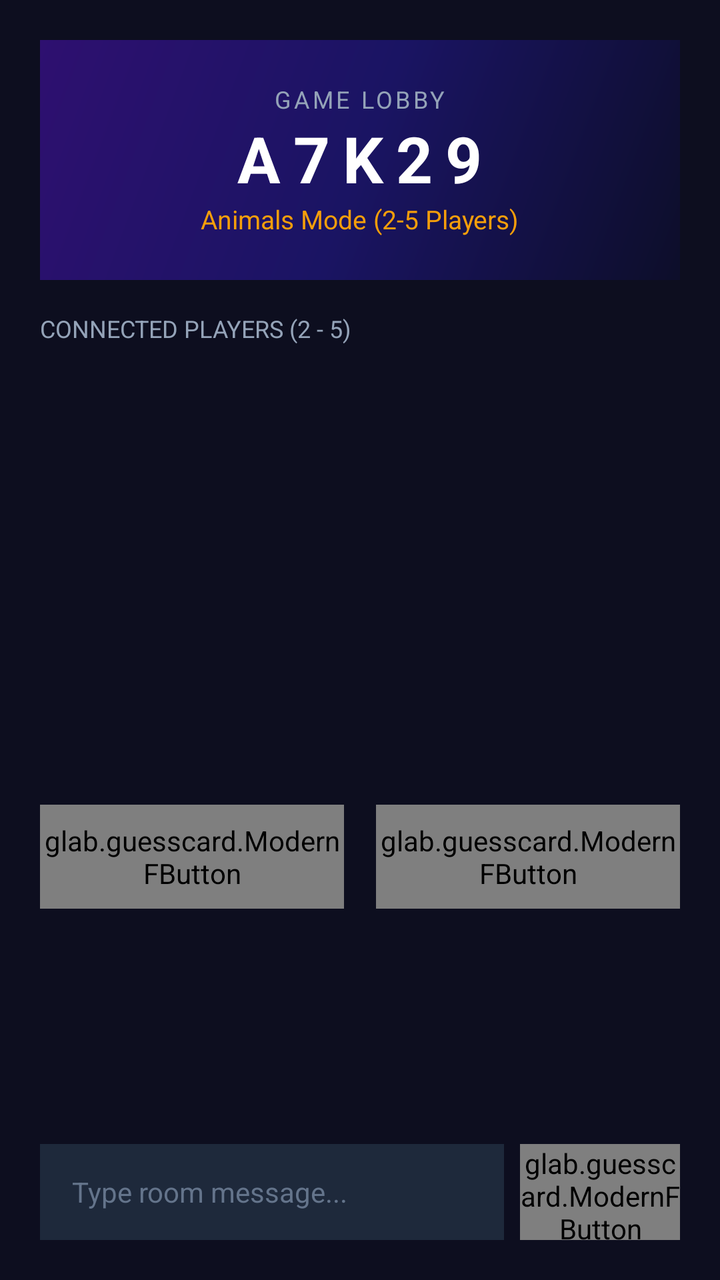
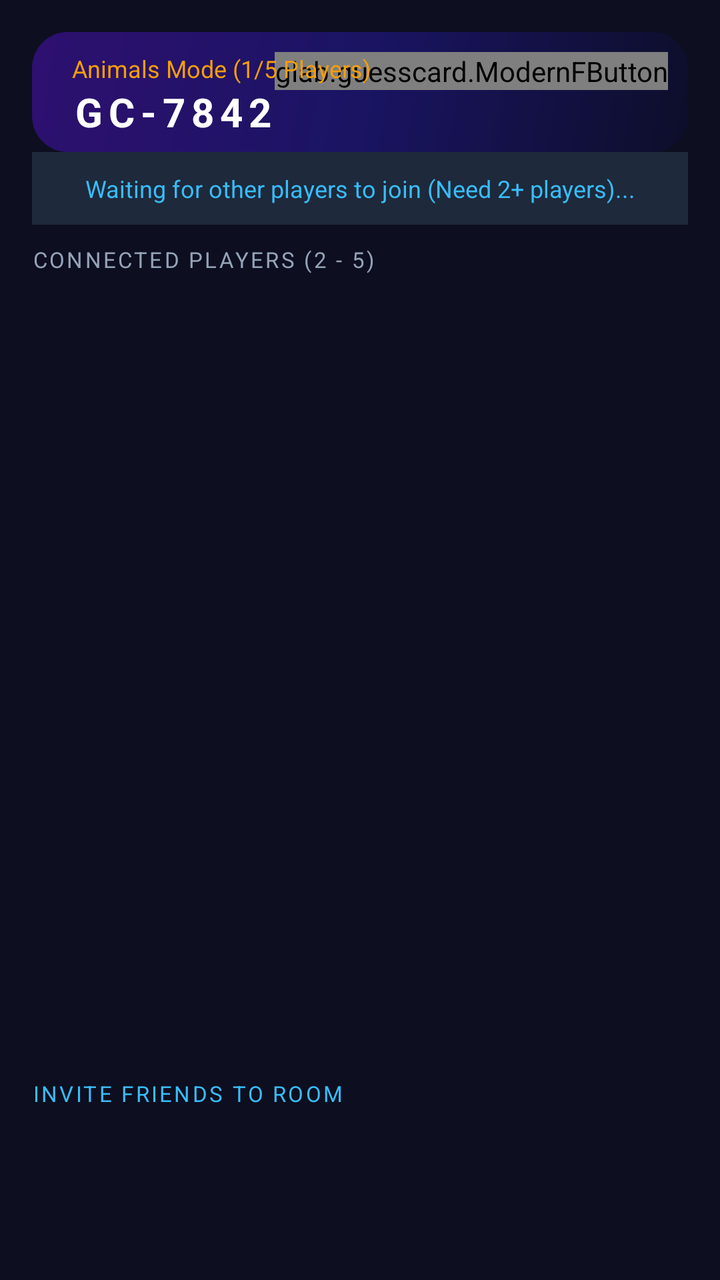

Compare the two renders of this Android layout. The source of the first and the diff that turns it into the second are given below.
<!-- AndroidManifest.xml: application theme Theme.TerritoryWars -->
<!-- res/layout/activity_lobby.xml -->
<?xml version="1.0" encoding="utf-8"?>
<LinearLayout xmlns:android="http://schemas.android.com/apk/res/android"
    android:layout_width="match_parent"
    android:layout_height="match_parent"
    android:background="@color/bg_dark"
    android:orientation="vertical"
    android:padding="20dp">

    
    <FrameLayout
        android:layout_width="match_parent"
        android:layout_height="120dp"
        android:background="@drawable/gradient_hero">

        <LinearLayout
            android:layout_width="match_parent"
            android:layout_height="match_parent"
            android:gravity="center"
            android:orientation="vertical"
            android:padding="16dp">

            <TextView
                android:layout_width="wrap_content"
                android:layout_height="wrap_content"
                android:text="GAME LOBBY"
                android:textColor="#94A3B8"
                android:textSize="12sp"
                android:textAllCaps="true"
                android:letterSpacing="0.12" />

            <TextView
                android:id="@+id/roomCodeText"
                android:layout_width="wrap_content"
                android:layout_height="wrap_content"
                android:text="A7K29"
                android:textColor="#FFFFFF"
                android:textSize="32sp"
                android:textStyle="bold"
                android:letterSpacing="0.2" />

            <TextView
                android:id="@+id/roomModeText"
                android:layout_width="wrap_content"
                android:layout_height="wrap_content"
                android:text="Animals Mode (2-5 Players)"
                android:textColor="#F59E0B"
                android:textSize="13sp" />

        </LinearLayout>
    </FrameLayout>

    
    <TextView
        android:layout_width="match_parent"
        android:layout_height="wrap_content"
        android:layout_marginTop="16dp"
        android:layout_marginBottom="8dp"
        android:text="Connected Players (2 - 5)"
        android:textColor="#94A3B8"
        android:textSize="12sp"
        android:textAllCaps="true" />

    
    <LinearLayout
        android:id="@+id/playerAvatarContainer"
        android:layout_width="match_parent"
        android:layout_height="110dp"
        android:gravity="center"
        android:orientation="horizontal"
        android:padding="8dp" />

    
    <androidx.recyclerview.widget.RecyclerView
        android:id="@+id/playersList"
        android:layout_width="match_parent"
        android:layout_height="100dp"
        android:layout_marginBottom="12dp" />

    
    <LinearLayout
        android:layout_width="match_parent"
        android:layout_height="wrap_content"
        android:orientation="horizontal"
        android:layout_marginBottom="12dp">

        <glab.guesscard.ModernFButton
            android:id="@+id/readyButton"
            android:layout_width="0dp"
            android:layout_height="52dp"
            android:layout_weight="1"
            android:layout_marginEnd="8dp"
            android:text="I'm Ready ✓" />

        <glab.guesscard.ModernFButton
            android:id="@+id/leaveRoomButton"
            android:layout_width="0dp"
            android:layout_height="52dp"
            android:layout_weight="1"
            android:layout_marginStart="8dp"
            android:text="Leave Room" />

    </LinearLayout>

    
    <LinearLayout
        android:layout_width="match_parent"
        android:layout_height="0dp"
        android:layout_weight="1"
        android:orientation="vertical">

        <androidx.recyclerview.widget.RecyclerView
            android:id="@+id/chatList"
            android:layout_width="match_parent"
            android:layout_height="0dp"
            android:layout_weight="1"
            android:layout_marginBottom="8dp" />

        <LinearLayout
            android:layout_width="match_parent"
            android:layout_height="wrap_content"
            android:orientation="horizontal">

            <EditText
                android:id="@+id/chatInput"
                android:layout_width="0dp"
                android:layout_height="48dp"
                android:layout_weight="1"
                android:background="#1E293B"
                android:hint="Type room message..."
                android:textColorHint="#64748B"
                android:paddingStart="16dp"
                android:paddingEnd="16dp"
                android:textColor="#FFFFFF"
                android:textSize="14sp" />

            <glab.guesscard.ModernFButton
                android:id="@+id/sendChatButton"
                android:layout_width="80dp"
                android:layout_height="48dp"
                android:layout_marginStart="8dp"
                android:text="Send" />

        </LinearLayout>
    </LinearLayout>
</LinearLayout>
<!-- resources referenced by this layout -->
<resources>
  <color name="bg_dark">#0D0E1F</color>
  <!-- drawable gradient_hero (drawable) -->
  <?xml version="1.0" encoding="utf-8"?>
  <shape xmlns:android="http://schemas.android.com/apk/res/android"
      android:shape="rectangle">
      <gradient
          android:type="linear"
          android:angle="135"
          android:startColor="#0D0E2A"
          android:centerColor="#1A1463"
          android:endColor="#2E1070" />
  </shape>
  <style name="Theme.TerritoryWars" parent="Theme.Material3.DayNight.NoActionBar">
          
          <item name="colorPrimary">@color/purple_500</item>
          <item name="colorPrimaryVariant">@color/purple_700</item>
          <item name="colorOnPrimary">@color/white</item>
          
          <item name="colorSecondary">@color/teal_200</item>
          <item name="colorSecondaryVariant">@color/teal_700</item>
          <item name="colorOnSecondary">@color/black</item>
          
          <item name="android:statusBarColor">@android:color/transparent</item>
          <item name="android:navigationBarColor">@android:color/transparent</item>
          <item name="android:windowDrawsSystemBarBackgrounds">true</item>
      </style>
  <color name="purple_500">#FF6200EE</color>
  <color name="purple_700">#FF3700B3</color>
  <color name="white">#FFFFFFFF</color>
  <color name="teal_200">#FF03DAC5</color>
  <color name="teal_700">#FF018786</color>
  <color name="black">#FF000000</color>
</resources>

<!-- the commit's change to res/layout/activity_lobby.xml (unified diff, before → after) -->
@@ -4,142 +4,149 @@
     android:layout_height="match_parent"
     android:background="@color/bg_dark"
     android:orientation="vertical"
-    android:padding="20dp">
+    android:padding="16dp">
 
     
     <FrameLayout
         android:layout_width="match_parent"
-        android:layout_height="120dp"
+        android:layout_height="60dp"
         android:background="@drawable/gradient_hero">
+
+        
+        <glab.guesscard.ModernFButton
+            android:id="@+id/leaveRoomButton"
+            android:layout_width="wrap_content"
+            android:layout_height="wrap_content"
+            android:layout_gravity="top|end"
+            android:layout_margin="10dp"
+            android:text="Leave"
+            android:textSize="11sp" />
 
         <LinearLayout
             android:layout_width="match_parent"
             android:layout_height="match_parent"
-            android:gravity="center"
-            android:orientation="vertical"
-            android:padding="16dp">
+            android:gravity="center_vertical"
+            android:orientation="horizontal"
+            android:padding="8dp">
 
-            <TextView
+            <LinearLayout
+                android:id="@+id/roomCodeContainer"
                 android:layout_width="wrap_content"
                 android:layout_height="wrap_content"
-                android:text="GAME LOBBY"
-                android:textColor="#94A3B8"
-                android:textSize="12sp"
-                android:textAllCaps="true"
-                android:letterSpacing="0.12" />
+                android:gravity="center_vertical"
+                android:clickable="true"
+                android:focusable="true"
+                android:orientation="vertical"
+                android:paddingStart="12dp"
+                android:paddingEnd="12dp">
+                <TextView
+                    android:id="@+id/roomModeText"
+                    android:layout_width="wrap_content"
+                    android:layout_height="wrap_content"
+                    android:text="Animals Mode (1/5 Players)"
+                    android:textColor="#F59E0B"
+                    android:textSize="12sp"
+                    android:layout_marginTop="2dp" />
 
-            <TextView
-                android:id="@+id/roomCodeText"
-                android:layout_width="wrap_content"
-                android:layout_height="wrap_content"
-                android:text="A7K29"
-                android:textColor="#FFFFFF"
-                android:textSize="32sp"
-                android:textStyle="bold"
-                android:letterSpacing="0.2" />
+                <TextView
+                    android:id="@+id/roomCodeText"
+                    android:layout_width="wrap_content"
+                    android:layout_height="wrap_content"
+                    android:text="GC-7842"
+                    android:textColor="#FFFFFF"
+                    android:textSize="20sp"
+                    android:textStyle="bold"
+                    android:letterSpacing="0.15" />
 
-            <TextView
-                android:id="@+id/roomModeText"
-                android:layout_width="wrap_content"
-                android:layout_height="wrap_content"
-                android:text="Animals Mode (2-5 Players)"
-                android:textColor="#F59E0B"
-                android:textSize="13sp" />
+            </LinearLayout>
 
         </LinearLayout>
     </FrameLayout>
 
     
     <TextView
+        android:id="@+id/tvLobbyStatus"
         android:layout_width="match_parent"
         android:layout_height="wrap_content"
-        android:layout_marginTop="16dp"
-        android:layout_marginBottom="8dp"
+        android:background="#1E293B"
+        android:padding="10dp"
+        android:text="Waiting for other players to join (Need 2+ players)..."
+        android:textColor="#38BDF8"
+        android:textSize="12sp"
+        android:gravity="center" />
+
+    
+    <TextView
+        android:layout_width="match_parent"
+        android:layout_height="wrap_content"
+        android:layout_marginTop="10dp"
+        android:layout_marginBottom="4dp"
         android:text="Connected Players (2 - 5)"
         android:textColor="#94A3B8"
-        android:textSize="12sp"
-        android:textAllCaps="true" />
+        android:textSize="11sp"
+        android:textAllCaps="true"
+        android:letterSpacing="0.1" />
 
     
     <LinearLayout
         android:id="@+id/playerAvatarContainer"
         android:layout_width="match_parent"
-        android:layout_height="110dp"
+        android:layout_height="72dp"
         android:gravity="center"
         android:orientation="horizontal"
-        android:padding="8dp" />
+        android:padding="4dp" />
 
     
     <androidx.recyclerview.widget.RecyclerView
         android:id="@+id/playersList"
         android:layout_width="match_parent"
-        android:layout_height="100dp"
-        android:layout_marginBottom="12dp" />
+        android:layout_height="0dp"
+        android:layout_weight="1"
+        android:layout_marginBottom="8dp" />
+
+    
+    <TextView
+        android:id="@+id/tvInviteFriendsHeader"
+        android:layout_width="match_parent"
+        android:layout_height="wrap_content"
+        android:text="INVITE FRIENDS TO ROOM"
+        android:textColor="#38BDF8"
+        android:textSize="11sp"
+        android:textAllCaps="true"
+        android:letterSpacing="0.1"
+        android:layout_marginBottom="4dp" />
+
+    <androidx.recyclerview.widget.RecyclerView
+        android:id="@+id/rvInviteFriends"
+        android:layout_width="match_parent"
+        android:layout_height="56dp"
+        android:scrollbars="none"
+        android:layout_marginBottom="10dp" />
 
     
     <LinearLayout
         android:layout_width="match_parent"
         android:layout_height="wrap_content"
-        android:orientation="horizontal"
-        android:layout_marginBottom="12dp">
+        android:orientation="horizontal">
 
         <glab.guesscard.ModernFButton
             android:id="@+id/readyButton"
             android:layout_width="0dp"
             android:layout_height="52dp"
             android:layout_weight="1"
-            android:layout_marginEnd="8dp"
-            android:text="I'm Ready ✓" />
+            android:layout_marginEnd="6dp"
+            android:text="I'm Ready"
+            android:visibility="gone" />
 
         <glab.guesscard.ModernFButton
-            android:id="@+id/leaveRoomButton"
+            android:id="@+id/btnStartMatch"
             android:layout_width="0dp"
             android:layout_height="52dp"
             android:layout_weight="1"
-            android:layout_marginStart="8dp"
-            android:text="Leave Room" />
+            android:layout_marginStart="6dp"
+            android:text="START MATCH"
+            android:visibility="gone" />
 
     </LinearLayout>
 
-    
-    <LinearLayout
-        android:layout_width="match_parent"
-        android:layout_height="0dp"
-        android:layout_weight="1"
-        android:orientation="vertical">
-
-        <androidx.recyclerview.widget.RecyclerView
-            android:id="@+id/chatList"
-            android:layout_width="match_parent"
-            android:layout_height="0dp"
-            android:layout_weight="1"
-            android:layout_marginBottom="8dp" />
-
-        <LinearLayout
-            android:layout_width="match_parent"
-            android:layout_height="wrap_content"
-            android:orientation="horizontal">
-
-            <EditText
-                android:id="@+id/chatInput"
-                android:layout_width="0dp"
-                android:layout_height="48dp"
-                android:layout_weight="1"
-                android:background="#1E293B"
-                android:hint="Type room message..."
-                android:textColorHint="#64748B"
-                android:paddingStart="16dp"
-                android:paddingEnd="16dp"
-                android:textColor="#FFFFFF"
-                android:textSize="14sp" />
-
-            <glab.guesscard.ModernFButton
-                android:id="@+id/sendChatButton"
-                android:layout_width="80dp"
-                android:layout_height="48dp"
-                android:layout_marginStart="8dp"
-                android:text="Send" />
-
-        </LinearLayout>
-    </LinearLayout>
 </LinearLayout>
<!-- resource entries referenced after the edit -->
@@ -11,6 +11,7 @@
           android:startColor="#0D0E2A"
           android:centerColor="#1A1463"
           android:endColor="#2E1070" />
+      <corners android:radius="18dp"/>
   </shape>
   <style name="Theme.TerritoryWars" parent="Theme.Material3.DayNight.NoActionBar">
           
